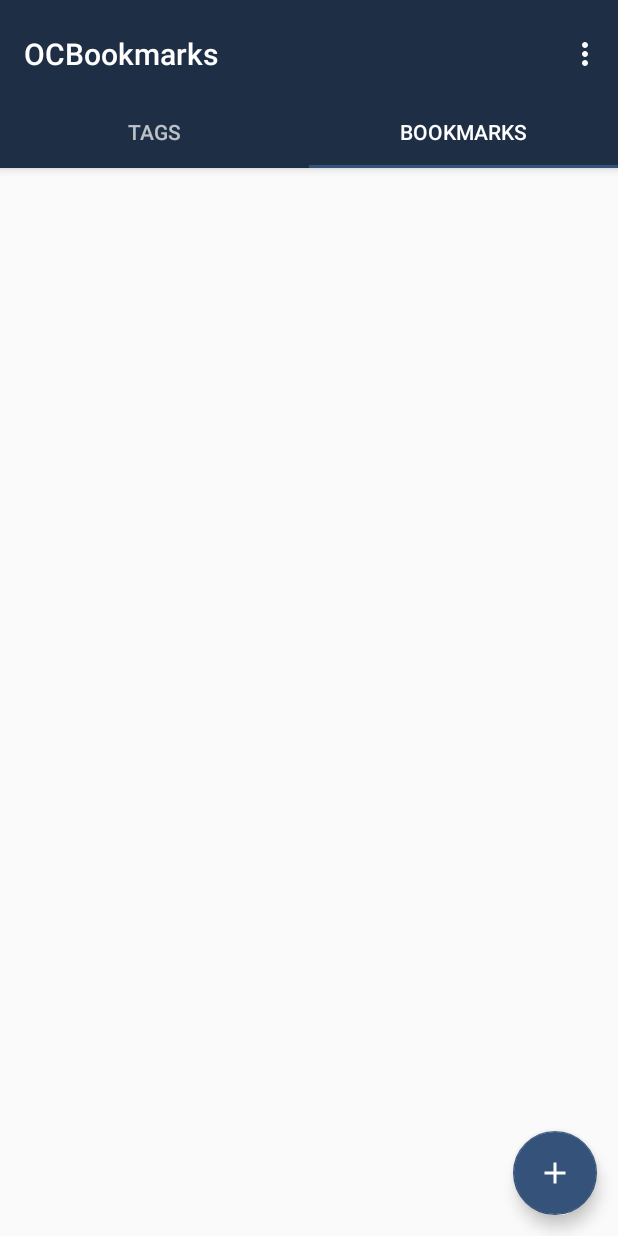
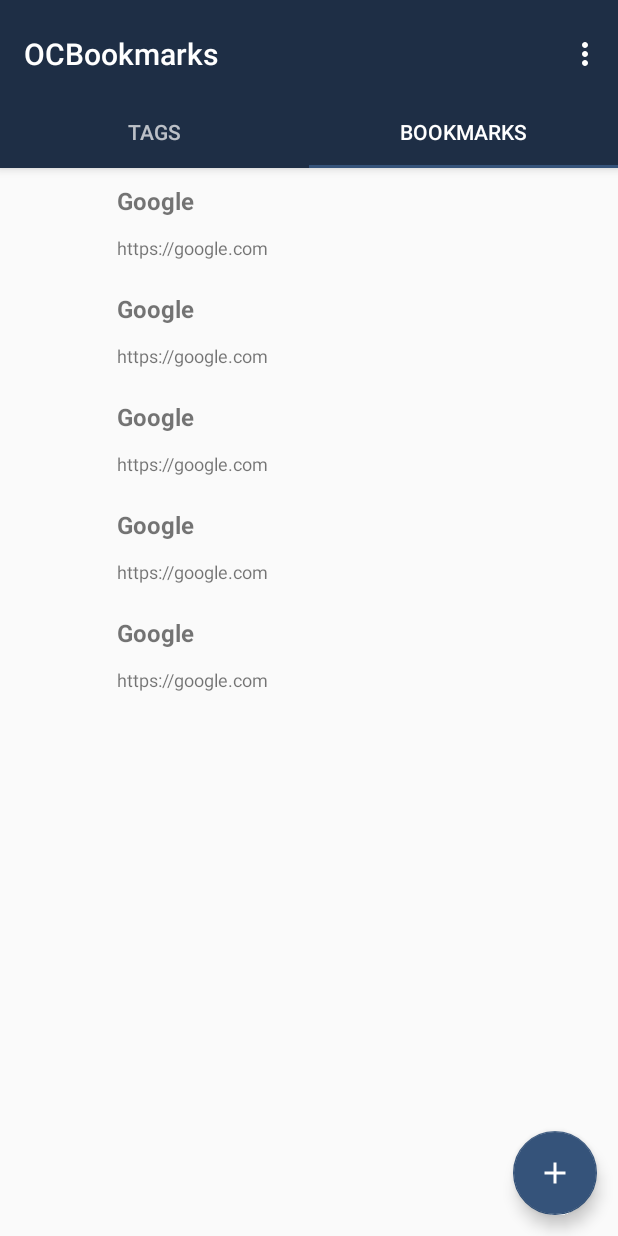
Before and after one commit to theScrabi/OCBookmarks, an Android app: the screen it shows after launch (MainActivity), tab 2 chosen, on a phone screen of 412 x 824 dp. Run offline under Robolectric (Android 15) with nearby library versions, the phone set to English and light mode, and no system bars.

Commit message:
add bookmark items

```diff
--- a/app/src/main/java/org/schabi/ocbookmarks/BookmarkFragment.java
+++ b/app/src/main/java/org/schabi/ocbookmarks/BookmarkFragment.java
@@ -1,10 +1,17 @@
 package org.schabi.ocbookmarks;
 
+import android.content.Context;
 import android.os.Bundle;
 import android.support.v4.app.Fragment;
+import android.support.v7.widget.GridLayoutManager;
+import android.support.v7.widget.LinearLayoutManager;
+import android.support.v7.widget.RecyclerView;
 import android.view.LayoutInflater;
 import android.view.View;
 import android.view.ViewGroup;
+import android.widget.TextView;
+
+import java.util.ArrayList;
 
 /**
  * Created by the-scrabi on 15.05.17.
@@ -16,6 +23,51 @@ public class BookmarkFragment extends Fragment {
                              Bundle savedInstanceState) {
         View rootView = inflater.inflate(R.layout.fagment_bookmarks, container, false);
 
+        RecyclerView recyclerView = (RecyclerView) rootView.findViewById(R.id.bookmark_recycler_view);
+        recyclerView.setAdapter(new BookmarksRecyclerViewAdapter(getActivity()));
+        recyclerView.setLayoutManager(new LinearLayoutManager(getActivity()));
+
         return rootView;
     }
+
+    class BookmarksRecyclerViewAdapter extends RecyclerView.Adapter<BookmarksRecyclerViewAdapter.ViewHolder> {
+        ArrayList<String> arrayList = new ArrayList<>();
+        Context context;
+        LayoutInflater inflater = LayoutInflater.from(getContext());
+
+        public BookmarksRecyclerViewAdapter(Context context) {
+            this.context = context;
+            arrayList.add("gurken");
+            arrayList.add("git");
+            arrayList.add("home");
+            arrayList.add("my");
+            arrayList.add("schabi");
+        }
+
+        @Override
+        public ViewHolder onCreateViewHolder(ViewGroup parent, int viewType) {
+            return new ViewHolder(inflater.inflate(R.layout.bookmark_list_item, parent, false));
+        }
+
+        @Override
+        public void onBindViewHolder(BookmarksRecyclerViewAdapter.ViewHolder holder, int position) {
+        }
+
+        @Override
+        public int getItemCount() {
+            return arrayList.size();
+        }
+
+        public class ViewHolder extends RecyclerView.ViewHolder implements View.OnClickListener {
+
+            public ViewHolder(View view) {
+                super(view);
+            }
+
+            @Override
+            public void onClick(View view) {
+                //handle operations
+            }
+        }
+    }
 }
--- a/app/src/main/java/org/schabi/ocbookmarks/EditBookmarkDialog.java
+++ b/app/src/main/java/org/schabi/ocbookmarks/EditBookmarkDialog.java
@@ -8,6 +8,7 @@ import android.text.Spannable;
 import android.text.SpannableString;
 import android.text.style.ForegroundColorSpan;
 import android.view.LayoutInflater;
+import android.view.MenuItem;
 import android.view.View;
 import android.support.v7.widget.Toolbar;
 import android.app.Activity;
@@ -36,6 +37,20 @@ public class EditBookmarkDialog {
             }
         });
 
+        toolbar.setOnMenuItemClickListener(new Toolbar.OnMenuItemClickListener() {
+            @Override
+            public boolean onMenuItemClick(MenuItem item) {
+                if(item.getItemId() == R.id.save_menu) {
+
+                    //todo: save here
+
+                    dialog.dismiss();
+                    return true;
+                }
+                return false;
+            }
+        });
+
         return dialog;
     }
 }
--- a/app/src/main/java/org/schabi/ocbookmarks/TagsFragment.java
+++ b/app/src/main/java/org/schabi/ocbookmarks/TagsFragment.java
@@ -4,7 +4,6 @@ import android.content.Context;
 import android.os.Bundle;
 import android.support.v4.app.Fragment;
 import android.support.v7.widget.GridLayoutManager;
-import android.support.v7.widget.LinearLayoutManager;
 import android.support.v7.widget.RecyclerView;
 import android.view.LayoutInflater;
 import android.view.View;
--- /dev/null
+++ b/app/src/main/res/layout/bookmark_list_item.xml
@@ -0,0 +1,47 @@
+<?xml version="1.0" encoding="utf-8"?>
+<RelativeLayout xmlns:android="http://schemas.android.com/apk/res/android"
+    android:layout_width="match_parent"
+    android:layout_height="wrap_content"
+    android:clickable="true"
+    android:background="?attr/selectableItemBackground">
+
+    <ImageView
+        android:id="@+id/site_icon"
+        android:layout_width="72dp"
+        android:layout_height="72dp"
+        android:layout_centerVertical="true"
+        android:scaleType="fitXY"
+        android:gravity="center"
+        android:padding="15dp"/>
+
+    <LinearLayout
+        android:id="@+id/item_name_and_size"
+        android:layout_width="match_parent"
+        android:layout_height="wrap_content"
+        android:layout_toRightOf="@id/site_icon"
+        android:layout_toEndOf="@id/site_icon"
+        android:layout_centerVertical="true"
+        android:orientation="vertical">
+
+        <TextView
+            android:id="@+id/bookmark_title"
+            android:layout_width="match_parent"
+            android:layout_height="wrap_content"
+            android:padding="6dp"
+            android:singleLine="true"
+            android:ellipsize="end"
+            android:text="Google"
+            android:textSize="16sp"
+            android:textStyle="bold" />
+
+        <TextView
+            android:id="@+id/bookmark_url_description"
+            android:layout_width="match_parent"
+            android:layout_height="wrap_content"
+            android:padding="6dp"
+            android:text="https://google.com"
+            android:textSize="12sp"/>
+
+    </LinearLayout>
+
+</RelativeLayout>
--- a/app/src/main/res/layout/fagment_bookmarks.xml
+++ b/app/src/main/res/layout/fagment_bookmarks.xml
@@ -3,7 +3,6 @@
     xmlns:tools="http://schemas.android.com/tools"
     android:layout_width="match_parent"
     android:layout_height="match_parent"
-    xmlns:app="http://schemas.android.com/apk/res-auto"
     tools:context="org.schabi.ocbookmarks.MainActivity">
 
     <android.support.v4.widget.SwipeRefreshLayout
@@ -16,7 +15,8 @@
             android:id="@+id/bookmark_recycler_view"
             android:scrollbars="vertical"
             android:layout_width="match_parent"
-            android:layout_height="match_parent"/>
+            android:layout_height="match_parent"
+            tools:listitem="@layout/bookmark_list_item"/>
 
     </android.support.v4.widget.SwipeRefreshLayout>
 
--- a/app/src/main/res/layout/tag_list_item.xml
+++ b/app/src/main/res/layout/tag_list_item.xml
@@ -13,7 +13,9 @@
         android:layout_height="match_parent"
         card_view:cardBackgroundColor="@android:color/white"
         card_view:cardElevation="4dp"
-        card_view:cardUseCompatPadding="true">
+        card_view:cardUseCompatPadding="true"
+        android:clickable="true"
+        android:foreground="?attr/selectableItemBackground">
 
         <RelativeLayout
             android:layout_width="match_parent"
--- a/app/src/main/res/menu/edit_bookmark_menu.xml
+++ b/app/src/main/res/menu/edit_bookmark_menu.xml
@@ -2,7 +2,7 @@
 <menu xmlns:android="http://schemas.android.com/apk/res/android"
     xmlns:app="http://schemas.android.com/apk/res-auto">
     <item
-        android:id="@+id/okay"
-        android:title="@string/okay"
+        android:id="@+id/save_menu"
+        android:title="@string/save"
         app:showAsAction="always"/>
 </menu>
--- a/app/src/main/res/values/strings.xml
+++ b/app/src/main/res/values/strings.xml
@@ -9,5 +9,5 @@
     <string name="loginUrlHint">Server address https://&#8230;</string>
     <string name="oc_bookmark_login">OwnCloud Bookmark Login</string>
     <string name="connect">Connect</string>
-    <string name="okay">Okay</string>
+    <string name="save">Save</string>
 </resources>
```
